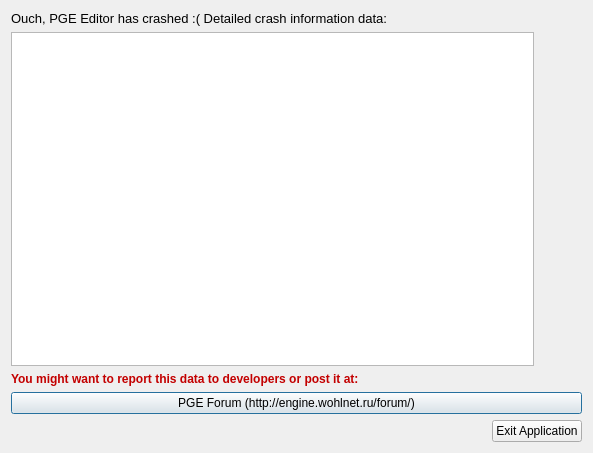
First picture: the form in Editor/common_features/crashhandler.ui, repository WohlSoft/Moondust-Project, before the edit.
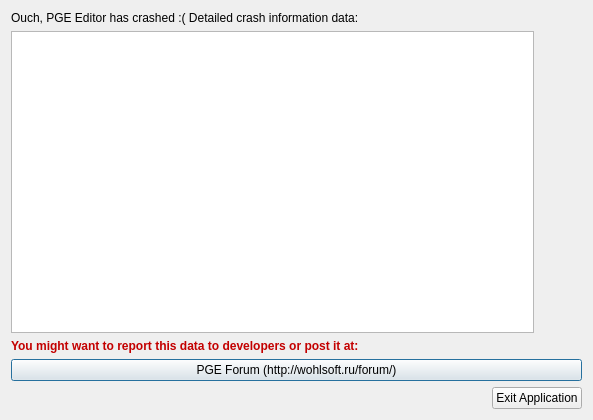
Second picture: the form after the edit. Icons and pictures are not drawn.

Commit message:
Editor & Engine: Replaced old official site url
Some files still use old «engine.wohlnet.ru» url which was changed into
«wohlsoft.ru» over year ago

Patch:
```diff
--- a/Editor/common_features/crashhandler.ui
+++ b/Editor/common_features/crashhandler.ui
@@ -7,7 +7,7 @@
     <x>0</x>
     <y>0</y>
     <width>593</width>
-    <height>453</height>
+    <height>420</height>
    </rect>
   </property>
   <property name="windowTitle">
@@ -49,11 +49,6 @@
    </item>
    <item row="0" column="0" colspan="2">
     <widget class="QLabel" name="notifyLabel">
-     <property name="font">
-      <font>
-       <pointsize>10</pointsize>
-      </font>
-     </property>
      <property name="text">
       <string>Ouch, PGE Editor has crashed :(&lt;br&gt;Detailed crash information data:</string>
      </property>
@@ -79,7 +74,7 @@
    <item row="3" column="0" colspan="3">
     <widget class="QPushButton" name="pgeForumButton">
      <property name="text">
-      <string>PGE Forum (http://engine.wohlnet.ru/forum/)</string>
+      <string>PGE Forum (http://wohlsoft.ru/forum/)</string>
      </property>
     </widget>
    </item>
```
The commit also changes 4 other files.
